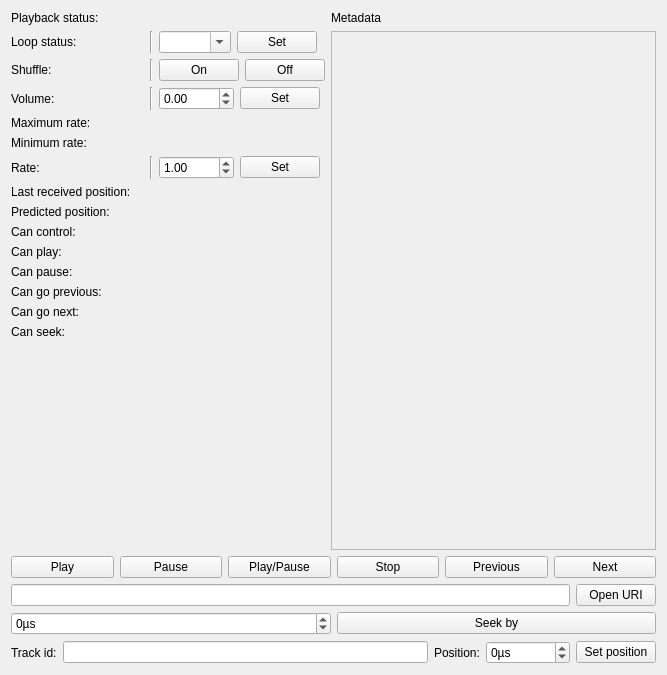
randomguy3/mpristester, file ui/playertest.ui: the form before one commit.
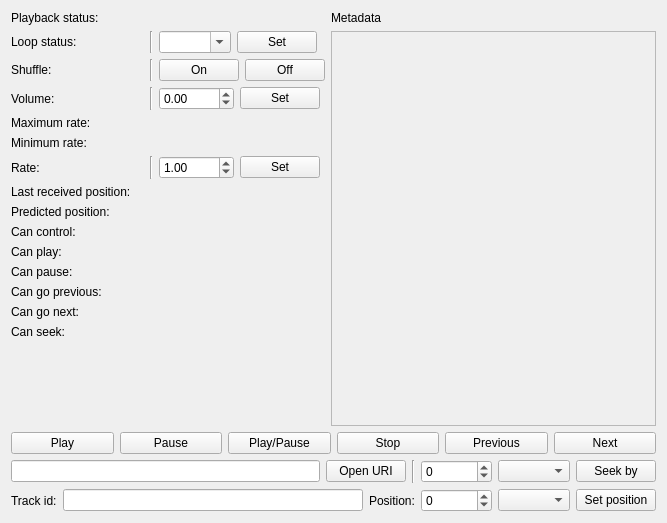
The form after the commit.

Commit message:
Fix the time inputs
Previously, they claimed to be in microseconds, but were in
milliseconds.  Now you have the option of entering values in
microseconds, milliseconds or seconds.

```diff
--- a/ui/playertest.ui
+++ b/ui/playertest.ui
@@ -7,7 +7,7 @@
     <x>0</x>
     <y>0</y>
     <width>667</width>
-    <height>675</height>
+    <height>523</height>
    </rect>
   </property>
   <property name="windowTitle">
@@ -471,14 +471,17 @@
        </property>
       </widget>
      </item>
-    </layout>
-   </item>
-   <item>
-    <layout class="QHBoxLayout" name="horizontalLayout_7">
+     <item>
+      <widget class="Line" name="line_5">
+       <property name="orientation">
+        <enum>Qt::Vertical</enum>
+       </property>
+      </widget>
+     </item>
      <item>
       <widget class="QSpinBox" name="seekSpinBox">
        <property name="suffix">
-        <string>µs</string>
+        <string/>
        </property>
        <property name="minimum">
         <number>-999999999</number>
@@ -491,6 +494,16 @@
        </property>
       </widget>
      </item>
+     <item>
+      <widget class="QComboBox" name="seekTimeUnits">
+       <property name="sizePolicy">
+        <sizepolicy hsizetype="Minimum" vsizetype="Fixed">
+         <horstretch>0</horstretch>
+         <verstretch>0</verstretch>
+        </sizepolicy>
+       </property>
+      </widget>
+     </item>
      <item>
       <widget class="QPushButton" name="seekBtn">
        <property name="text">
@@ -522,7 +535,7 @@
      <item>
       <widget class="QSpinBox" name="setPosSpinBox">
        <property name="suffix">
-        <string>µs</string>
+        <string/>
        </property>
        <property name="minimum">
         <number>-999999999</number>
@@ -535,6 +548,16 @@
        </property>
       </widget>
      </item>
+     <item>
+      <widget class="QComboBox" name="setPosTimeUnits">
+       <property name="sizePolicy">
+        <sizepolicy hsizetype="Minimum" vsizetype="Fixed">
+         <horstretch>0</horstretch>
+         <verstretch>0</verstretch>
+        </sizepolicy>
+       </property>
+      </widget>
+     </item>
      <item>
       <widget class="QPushButton" name="setPosBtn">
        <property name="text">
```
The commit also changes 1 other file.
